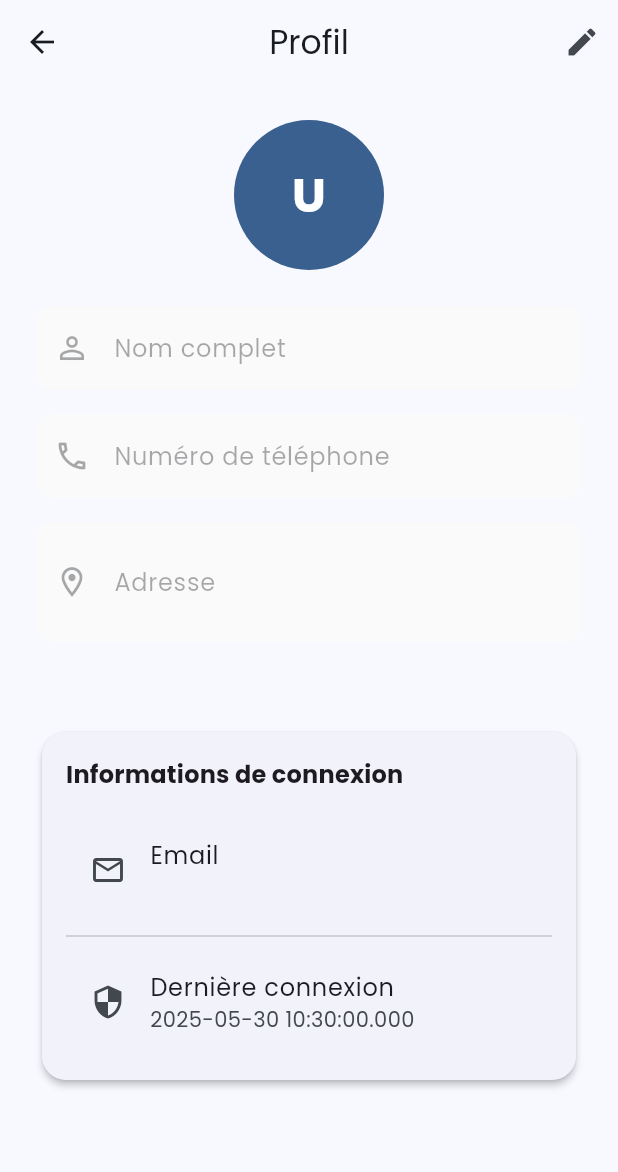
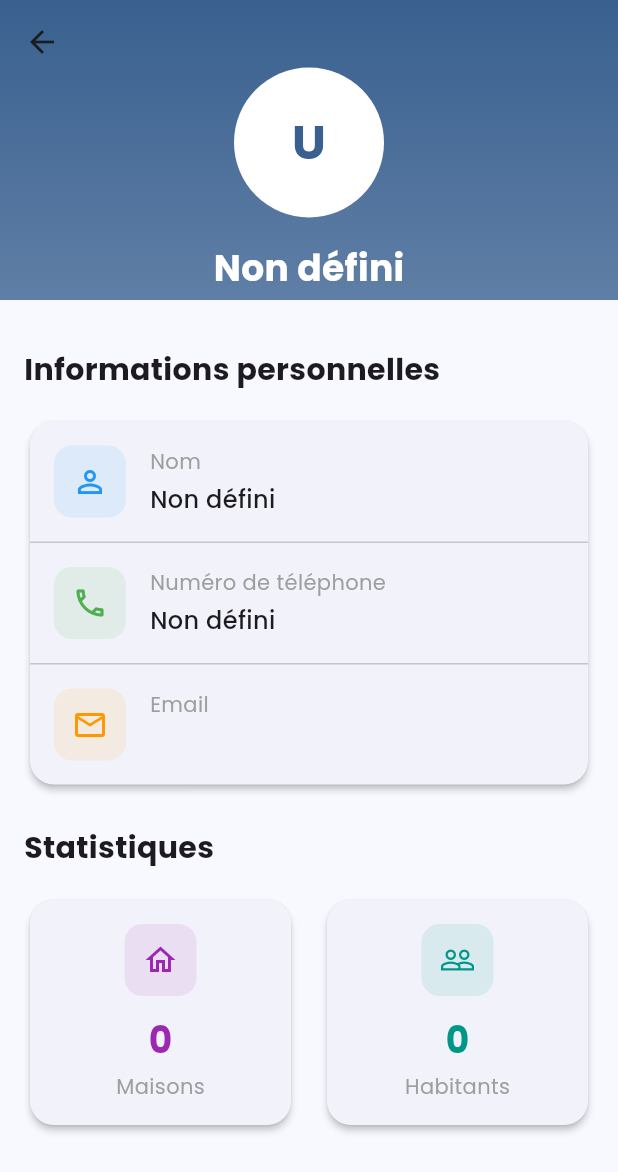
Before and after one commit to Cescito04/domi-cert, a Flutter app: the screen it shows once a user with an empty profile is signed in, after a tap on the "person outline" icon, on a phone screen of 412 x 824 dp. Shown: the top 1172 px of the screen. Run offline on Flutter 3.47's test engine with Material 3 defaults, Android fonts, the phone set to English and light mode, and no system bars; our stand-ins replace cloud_firestore, firebase_auth, firebase_core, flutter_riverpod, flutter_spinkit, google_fonts and 1 more; accounts and stored records are empty; network calls fail.

Commit message:
feat(profile): enhance profile screen UI with modern design
- Add flexible app bar with gradient background
- Implement hero animation for profile avatar
- Create modern info cards with colored icons
- Add statistics section with visual cards
- Improve typography and spacing
- Enhance overall visual hierarchy and user experience

```diff
--- a/lib/screens/auth/register_screen.dart
+++ b/lib/screens/auth/register_screen.dart
@@ -1,6 +1,5 @@
 import 'package:flutter/material.dart';
 import 'package:firebase_auth/firebase_auth.dart';
-import 'package:cloud_firestore/cloud_firestore.dart';
 import '../../models/proprietaire.dart';
 import '../../services/proprietaire_service.dart';
 
@@ -40,6 +39,10 @@ class _RegisterScreenState extends State<RegisterScreen> {
               password: _passwordController.text,
             );
 
+        await userCredential.user?.updateDisplayName(
+          _nomController.text.trim(),
+        );
+
         final proprietaire = Proprietaire(
           id: userCredential.user!.uid,
           nom: _nomController.text.trim(),
@@ -48,6 +51,11 @@ class _RegisterScreenState extends State<RegisterScreen> {
         );
 
         await _proprietaireService.createProprietaire(proprietaire);
+
+        await userCredential.user?.updateProfile(
+          displayName: _nomController.text.trim(),
+          photoURL: null,
+        );
 
         if (mounted) {
           ScaffoldMessenger.of(context).showSnackBar(
--- a/lib/screens/habitants_screen.dart
+++ b/lib/screens/habitants_screen.dart
@@ -1,5 +1,4 @@
 import 'package:flutter/material.dart';
-import 'package:cloud_firestore/cloud_firestore.dart';
 import 'package:uuid/uuid.dart';
 import 'dart:async';
 import '../models/habitant.dart';
@@ -95,7 +94,7 @@ class _HabitantsScreenState extends State<HabitantsScreen> {
       _nomController.text = habitant.nom;
       _prenomController.text = habitant.prenom;
       _selectedMaisonId = habitant.maisonId;
-      // Récupérer le quartier de la maison sélectionnée
+
       final maison = await _maisonService.getMaison(habitant.maisonId);
       if (maison != null) {
         setState(() {
@@ -199,7 +198,7 @@ class _HabitantsScreenState extends State<HabitantsScreen> {
                                   setModalState(() {
                                     _selectedQuartierId = value;
                                     _selectedMaisonId =
-                                        null; // Réinitialiser la maison sélectionnée
+                                        null;
                                   });
                                 },
                                 validator: (value) {
@@ -291,7 +290,7 @@ class _HabitantsScreenState extends State<HabitantsScreen> {
                                         prenom: _prenomController.text,
                                         maisonId: _selectedMaisonId!,
                                         userId:
-                                            '', // Will be set by the service
+                                            '',
                                       );
                                       if (_editingHabitant == null) {
                                         await _habitantService.createHabitant(
--- a/lib/screens/home/home_screen.dart
+++ b/lib/screens/home/home_screen.dart
@@ -31,7 +31,21 @@ class HomeScreen extends ConsumerWidget {
           IconButton(
             icon: const Icon(Icons.logout),
             onPressed: () async {
-              await ref.read(authServiceProvider).signOut();
+              try {
+                await ref.read(authServiceProvider).signOut();
+                if (context.mounted) {
+                  Navigator.pushReplacementNamed(context, '/login');
+                }
+              } catch (e) {
+                if (context.mounted) {
+                  ScaffoldMessenger.of(context).showSnackBar(
+                    SnackBar(
+                      content: Text('Erreur de déconnexion: $e'),
+                      backgroundColor: Colors.red,
+                    ),
+                  );
+                }
+              }
             },
           ),
         ],
--- a/lib/screens/profile_screen.dart
+++ b/lib/screens/profile_screen.dart
@@ -1,6 +1,7 @@
 import 'package:flutter/material.dart';
 import 'package:firebase_auth/firebase_auth.dart';
 import '../services/user_profile_service.dart';
+import '../services/proprietaire_service.dart';
 
 class ProfileScreen extends StatefulWidget {
   const ProfileScreen({super.key});
@@ -10,13 +11,11 @@ class ProfileScreen extends StatefulWidget {
 }
 
 class _ProfileScreenState extends State<ProfileScreen> {
-  final _formKey = GlobalKey<FormState>();
   final _userProfileService = UserProfileService();
-  final _displayNameController = TextEditingController();
-  final _phoneNumberController = TextEditingController();
-  final _addressController = TextEditingController();
+  final _proprietaireService = ProprietaireService();
   bool _isLoading = true;
-  bool _isEditing = false;
+  String _displayName = '';
+  String _phoneNumber = '';
 
   @override
   void initState() {
@@ -24,51 +23,18 @@ class _ProfileScreenState extends State<ProfileScreen> {
     _loadUserProfile();
   }
 
-  @override
-  void dispose() {
-    _displayNameController.dispose();
-    _phoneNumberController.dispose();
-    _addressController.dispose();
-    super.dispose();
-  }
-
   Future<void> _loadUserProfile() async {
     setState(() => _isLoading = true);
     try {
-      final profile = await _userProfileService.getUserProfile();
-      if (profile != null) {
-        _displayNameController.text = profile['displayName'] ?? '';
-        _phoneNumberController.text = profile['phoneNumber'] ?? '';
-        _addressController.text = profile['address'] ?? '';
-      }
-    } catch (e) {
-      if (mounted) {
-        ScaffoldMessenger.of(
-          context,
-        ).showSnackBar(SnackBar(content: Text('Erreur: ${e.toString()}')));
-      }
-    } finally {
-      if (mounted) {
-        setState(() => _isLoading = false);
-      }
-    }
-  }
-
-  Future<void> _saveProfile() async {
-    if (!_formKey.currentState!.validate()) return;
-
-    setState(() => _isLoading = true);
-    try {
-      await _userProfileService.updateUserProfile(
-        displayName: _displayNameController.text,
-        phoneNumber: _phoneNumberController.text,
-        address: _addressController.text,
+      final user = FirebaseAuth.instance.currentUser;
+      if (user != null) {
+        final proprietaire = await _proprietaireService.getProprietaire(
+          user.uid,
         );
-      if (mounted) {
-        ScaffoldMessenger.of(context).showSnackBar(
-          const SnackBar(content: Text('Profil mis à jour avec succès')),
-        );
-        setState(() => _isEditing = false);
+        setState(() {
+          _displayName = proprietaire?.nom ?? user.displayName ?? '';
+          _phoneNumber = proprietaire?.telephone ?? '';
+        });
       }
     } catch (e) {
       if (mounted) {
@@ -88,129 +54,126 @@ class _ProfileScreenState extends State<ProfileScreen> {
     final user = FirebaseAuth.instance.currentUser;
 
     return Scaffold(
-      appBar: AppBar(
-        title: const Text('Profil'),
-        centerTitle: true,
-        elevation: 0,
-        actions: [
-          if (!_isEditing)
-            IconButton(
-              icon: const Icon(Icons.edit),
-              onPressed: () => setState(() => _isEditing = true),
-            ),
-        ],
-      ),
       body:
           _isLoading
               ? const Center(child: CircularProgressIndicator())
-              : SingleChildScrollView(
-                padding: const EdgeInsets.all(24),
+              : CustomScrollView(
+                slivers: [
+                  SliverAppBar(
+                    expandedHeight: 200,
+                    pinned: true,
+                    flexibleSpace: FlexibleSpaceBar(
+                      background: Container(
+                        decoration: BoxDecoration(
+                          gradient: LinearGradient(
+                            begin: Alignment.topCenter,
+                            end: Alignment.bottomCenter,
+                            colors: [
+                              Theme.of(context).colorScheme.primary,
+                              Theme.of(
+                                context,
+                              ).colorScheme.primary.withOpacity(0.8),
+                            ],
+                          ),
+                        ),
+                        child: Center(
                           child: Column(
-                  crossAxisAlignment: CrossAxisAlignment.center,
+                            mainAxisAlignment: MainAxisAlignment.center,
                             children: [
-                    CircleAvatar(
+                              const SizedBox(height: 40),
+                              Hero(
+                                tag: 'profile_avatar',
+                                child: CircleAvatar(
                                   radius: 50,
-                      backgroundColor: Theme.of(context).colorScheme.primary,
+                                  backgroundColor: Colors.white,
                                   child: Text(
-                        _getInitials(user?.displayName),
+                                    _getInitials(_displayName),
+                                    style: TextStyle(
+                                      fontSize: 32,
+                                      fontWeight: FontWeight.bold,
+                                      color:
+                                          Theme.of(context).colorScheme.primary,
+                                    ),
+                                  ),
+                                ),
+                              ),
+                              const SizedBox(height: 16),
+                              Text(
+                                _displayName.isNotEmpty
+                                    ? _displayName
+                                    : 'Non défini',
                                 style: const TextStyle(
-                          fontSize: 32,
+                                  fontSize: 24,
                                   fontWeight: FontWeight.bold,
                                   color: Colors.white,
                                 ),
                               ),
-                    ),
-                    const SizedBox(height: 24),
-                    Form(
-                      key: _formKey,
-                      child: Column(
-                        children: [
-                          TextFormField(
-                            controller: _displayNameController,
-                            decoration: const InputDecoration(
-                              labelText: 'Nom complet',
-                              prefixIcon: Icon(Icons.person_outline),
-                            ),
-                            enabled: _isEditing,
-                            validator: (value) {
-                              if (value == null || value.isEmpty) {
-                                return 'Veuillez entrer votre nom';
-                              }
-                              return null;
-                            },
-                          ),
-                          const SizedBox(height: 16),
-                          TextFormField(
-                            controller: _phoneNumberController,
-                            decoration: const InputDecoration(
-                              labelText: 'Numéro de téléphone',
-                              prefixIcon: Icon(Icons.phone_outlined),
-                            ),
-                            enabled: _isEditing,
-                            keyboardType: TextInputType.phone,
-                          ),
-                          const SizedBox(height: 16),
-                          TextFormField(
-                            controller: _addressController,
-                            decoration: const InputDecoration(
-                              labelText: 'Adresse',
-                              prefixIcon: Icon(Icons.location_on_outlined),
-                            ),
-                            enabled: _isEditing,
-                            maxLines: 2,
-                          ),
-                          const SizedBox(height: 24),
-                          if (_isEditing)
-                            Row(
-                              mainAxisAlignment: MainAxisAlignment.end,
-                              children: [
-                                TextButton(
-                                  onPressed: () {
-                                    setState(() => _isEditing = false);
-                                    _loadUserProfile();
-                                  },
-                                  child: const Text('Annuler'),
-                                ),
-                                const SizedBox(width: 16),
-                                ElevatedButton(
-                                  onPressed: _saveProfile,
-                                  child: const Text('Enregistrer'),
-                                ),
-                              ],
-                            ),
                             ],
                           ),
                         ),
-                    const SizedBox(height: 32),
-                    Card(
-                      elevation: 2,
-                      shape: RoundedRectangleBorder(
-                        borderRadius: BorderRadius.circular(16),
                       ),
+                    ),
+                  ),
+                  SliverToBoxAdapter(
                     child: Padding(
-                        padding: const EdgeInsets.all(16),
+                      padding: const EdgeInsets.all(16.0),
                       child: Column(
                         crossAxisAlignment: CrossAxisAlignment.start,
                         children: [
-                            Text(
-                              'Informations de connexion',
-                              style: Theme.of(context).textTheme.titleMedium
-                                  ?.copyWith(fontWeight: FontWeight.bold),
+                          const SizedBox(height: 16),
+                          _buildSectionTitle('Informations personnelles'),
+                          const SizedBox(height: 16),
+                          _buildInfoCard(context, [
+                            _buildInfoTile(
+                              icon: Icons.person_outline,
+                              title: 'Nom',
+                              subtitle:
+                                  _displayName.isNotEmpty
+                                      ? _displayName
+                                      : 'Non défini',
+                              color: Colors.blue,
                             ),
+                            _buildInfoTile(
+                              icon: Icons.phone_outlined,
+                              title: 'Numéro de téléphone',
+                              subtitle:
+                                  _phoneNumber.isNotEmpty
+                                      ? _phoneNumber
+                                      : 'Non défini',
+                              color: Colors.green,
+                            ),
+                            _buildInfoTile(
+                              icon: Icons.email_outlined,
+                              title: 'Email',
+                              subtitle: user?.email ?? 'Non défini',
+                              color: Colors.orange,
+                            ),
+                          ]),
+                          const SizedBox(height: 24),
+                          _buildSectionTitle('Statistiques'),
                           const SizedBox(height: 16),
-                            ListTile(
-                              leading: const Icon(Icons.email_outlined),
-                              title: const Text('Email'),
-                              subtitle: Text(user?.email ?? 'Non défini'),
+                          Row(
+                            children: [
+                              Expanded(
+                                child: _buildStatCard(
+                                  context,
+                                  icon: Icons.home_outlined,
+                                  title: 'Maisons',
+                                  value: '0',
+                                  color: Colors.purple,
                                 ),
-                            const Divider(),
-                            ListTile(
-                              leading: const Icon(Icons.security_outlined),
-                              title: const Text('Dernière connexion'),
-                              subtitle: Text(
-                                user?.metadata.lastSignInTime?.toString() ??
-                                    'Non disponible',
                               ),
+                              const SizedBox(width: 16),
+                              Expanded(
+                                child: _buildStatCard(
+                                  context,
+                                  icon: Icons.people_outline,
+                                  title: 'Habitants',
+                                  value: '0',
+                                  color: Colors.teal,
+                                ),
+                              ),
+                            ],
                           ),
                         ],
                       ),
@@ -218,12 +181,122 @@ class _ProfileScreenState extends State<ProfileScreen> {
                   ),
                 ],
               ),
+    );
+  }
+
+  Widget _buildSectionTitle(String title) {
+    return Text(
+      title,
+      style: const TextStyle(fontSize: 20, fontWeight: FontWeight.bold),
+    );
+  }
+
+  Widget _buildInfoCard(BuildContext context, List<Widget> children) {
+    return Card(
+      elevation: 2,
+      shape: RoundedRectangleBorder(borderRadius: BorderRadius.circular(16)),
+      child: Column(
+        children:
+            children.map((child) {
+              final index = children.indexOf(child);
+              return Column(
+                children: [
+                  child,
+                  if (index < children.length - 1) const Divider(height: 1),
+                ],
+              );
+            }).toList(),
       ),
     );
   }
 
-  String _getInitials(String? displayName) {
-    if (displayName == null || displayName.isEmpty) {
+  Widget _buildInfoTile({
+    required IconData icon,
+    required String title,
+    required String subtitle,
+    required Color color,
+  }) {
+    return Padding(
+      padding: const EdgeInsets.all(16.0),
+      child: Row(
+        children: [
+          Container(
+            padding: const EdgeInsets.all(12),
+            decoration: BoxDecoration(
+              color: color.withOpacity(0.1),
+              borderRadius: BorderRadius.circular(12),
+            ),
+            child: Icon(icon, color: color),
+          ),
+          const SizedBox(width: 16),
+          Expanded(
+            child: Column(
+              crossAxisAlignment: CrossAxisAlignment.start,
+              children: [
+                Text(
+                  title,
+                  style: const TextStyle(fontSize: 14, color: Colors.grey),
+                ),
+                const SizedBox(height: 4),
+                Text(
+                  subtitle,
+                  style: const TextStyle(
+                    fontSize: 16,
+                    fontWeight: FontWeight.w500,
+                  ),
+                ),
+              ],
+            ),
+          ),
+        ],
+      ),
+    );
+  }
+
+  Widget _buildStatCard(
+    BuildContext context, {
+    required IconData icon,
+    required String title,
+    required String value,
+    required Color color,
+  }) {
+    return Card(
+      elevation: 2,
+      shape: RoundedRectangleBorder(borderRadius: BorderRadius.circular(16)),
+      child: Padding(
+        padding: const EdgeInsets.all(16.0),
+        child: Column(
+          children: [
+            Container(
+              padding: const EdgeInsets.all(12),
+              decoration: BoxDecoration(
+                color: color.withOpacity(0.1),
+                borderRadius: BorderRadius.circular(12),
+              ),
+              child: Icon(icon, color: color),
+            ),
+            const SizedBox(height: 12),
+            Text(
+              value,
+              style: TextStyle(
+                fontSize: 24,
+                fontWeight: FontWeight.bold,
+                color: color,
+              ),
+            ),
+            const SizedBox(height: 4),
+            Text(
+              title,
+              style: const TextStyle(fontSize: 14, color: Colors.grey),
+            ),
+          ],
+        ),
+      ),
+    );
+  }
+
+  String _getInitials(String displayName) {
+    if (displayName.isEmpty) {
       return 'U';
     }
     final nameParts = displayName.trim().split(' ');
--- a/lib/services/auth_service.dart
+++ b/lib/services/auth_service.dart
@@ -1,7 +1,6 @@
 import 'package:firebase_auth/firebase_auth.dart';
 import 'package:flutter_riverpod/flutter_riverpod.dart';
 import 'package:google_sign_in/google_sign_in.dart';
-import 'package:cloud_firestore/cloud_firestore.dart';
 import '../models/proprietaire.dart';
 import 'proprietaire_service.dart';
 
--- a/lib/services/quartier_service.dart
+++ b/lib/services/quartier_service.dart
@@ -7,7 +7,6 @@ class QuartierService {
       .collection('quartiers');
   final FirebaseAuth _auth = FirebaseAuth.instance;
 
-  // Créer un nouveau quartier
   Future<void> createQuartier(Quartier quartier) async {
     try {
       final user = _auth.currentUser;
@@ -47,7 +46,6 @@ class QuartierService {
     }
   }
 
-  // Mettre à jour un quartier
   Future<void> updateQuartier(Quartier quartier) async {
     try {
       final user = _auth.currentUser;
@@ -65,7 +63,6 @@ class QuartierService {
     }
   }
 
-  // Supprimer un quartier
   Future<void> deleteQuartier(String id) async {
     try {
       final user = _auth.currentUser;
@@ -89,7 +86,6 @@ class QuartierService {
     }
   }
 
-  // Récupérer tous les quartiers de l'utilisateur connecté
   Stream<List<Quartier>> getQuartiers() {
     final user = _auth.currentUser;
     if (user == null) {
@@ -106,7 +102,6 @@ class QuartierService {
         });
   }
 
-  // Méthode de test pour créer un quartier de test
   Future<void> createTestQuartier() async {
     try {
       await createQuartier(
```
Lines whose indentation alone changed are shown as unchanged.
